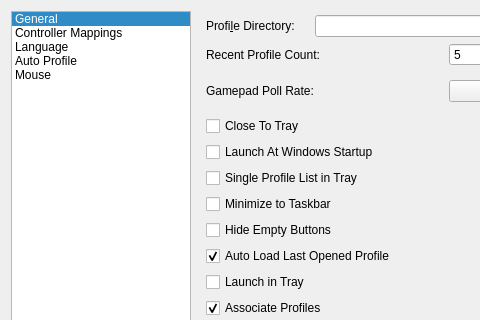
The window that src/mainsettingsdialog.ui (AntiMicroX/antimicrox) describes before a commit, drawn with Qt 5; both pictures show x 0 to 480 and y 0 to 320 of the 706 by 578 pixel window.
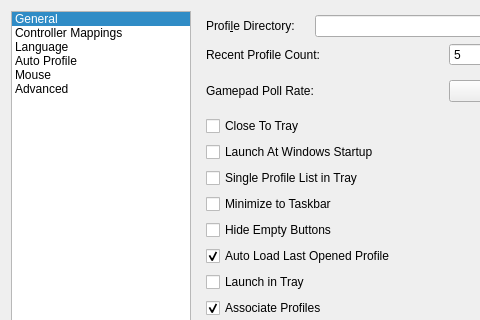
The same window after the commit. Icons and pictures are not drawn.

Commit message: Started adding an "advanced" tab.

The edit to the form file:
```diff
--- a/src/mainsettingsdialog.ui
+++ b/src/mainsettingsdialog.ui
@@ -82,6 +82,11 @@
          <string>Mouse</string>
         </property>
        </item>
+       <item>
+        <property name="text">
+         <string>Advanced</string>
+        </property>
+       </item>
       </widget>
      </item>
      <item>
```
